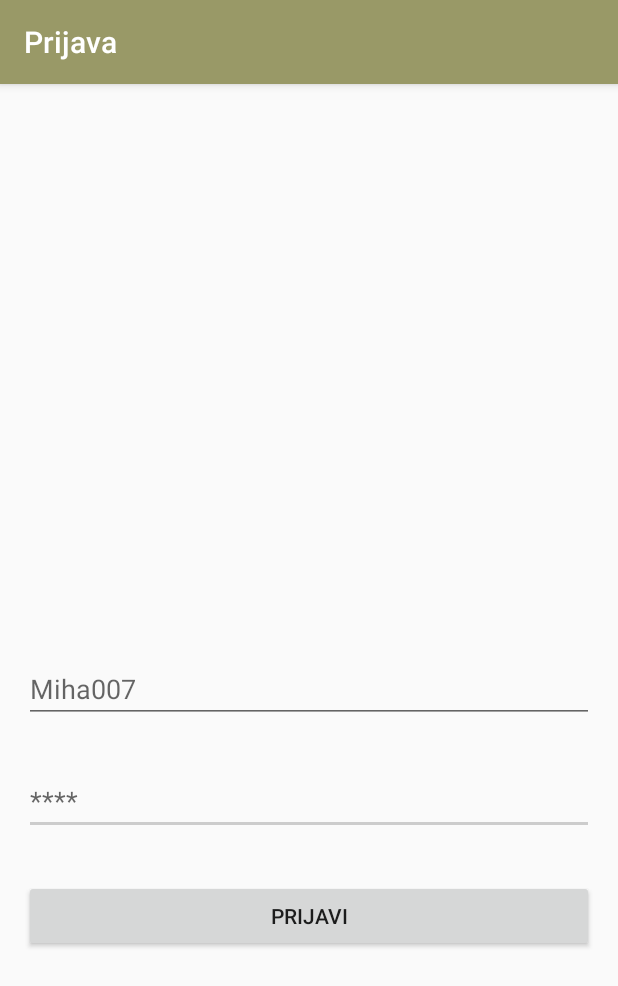
After one commit to Cerozz/Skavt, an Android app: the LoginExperience screen opened directly, with no data from a screen before it, on a phone screen of 412 x 824 dp. The commit adds this screen. Shown: the top 986 px of the screen. Run offline under Robolectric (Android 15) with nearby library versions, the phone set to English and light mode, and no system bars.

Commit message:
Dodal Login, preverja na API za userja,testno-> username: zan , geslo: zan

```diff
--- a/app/src/main/AndroidManifest.xml
+++ b/app/src/main/AndroidManifest.xml
@@ -36,11 +36,16 @@
             android:label="Svetilka" />
         <activity
             android:name=".Experiences"
+            android:parentActivityName="com.example.zoki.skavt.MainActivity"
             android:label="Deli izkušnje" />
         <activity android:name=".ExperienceDetails" >
         </activity>
         <activity android:name=".CreateExperience" >
         </activity>
+        <activity
+            android:name=".LoginExperience"
+            android:label="Prijava"
+            android:noHistory="true"/>
     </application>
 
 </manifest>
--- a/app/src/main/java/com/example/zoki/skavt/ExperienceDetails.java
+++ b/app/src/main/java/com/example/zoki/skavt/ExperienceDetails.java
@@ -104,4 +104,6 @@ public class ExperienceDetails extends AppCompatActivity {
     }
 
 
+
+
 }
--- a/app/src/main/java/com/example/zoki/skavt/MainActivity.java
+++ b/app/src/main/java/com/example/zoki/skavt/MainActivity.java
@@ -37,7 +37,7 @@ public class MainActivity extends AppCompatActivity {
                             Intent start = new Intent(MainActivity.this, Flashlight.class);
                             startActivity(start);
                         } else if (ime.equals("Deli izkušnje")) {
-                            Intent start = new Intent(MainActivity.this, Experiences.class);
+                            Intent start = new Intent(MainActivity.this, LoginExperience.class);
                             startActivity(start);
                         }
                     }
--- /dev/null
+++ b/app/src/main/res/layout/activity_login_experience.xml
@@ -0,0 +1,48 @@
+<?xml version="1.0" encoding="utf-8"?>
+<RelativeLayout xmlns:android="http://schemas.android.com/apk/res/android"
+    xmlns:tools="http://schemas.android.com/tools" android:layout_width="match_parent"
+    android:layout_height="match_parent" android:paddingLeft="@dimen/activity_horizontal_margin"
+    android:paddingRight="@dimen/activity_horizontal_margin"
+    android:paddingTop="@dimen/activity_vertical_margin"
+    android:paddingBottom="@dimen/activity_vertical_margin"
+    tools:context="com.example.zoki.skavt.LoginExperience">
+
+    <Button
+        android:layout_width="match_parent"
+        android:layout_height="wrap_content"
+        android:text="Prijavi"
+        android:id="@+id/btnLogin"
+        android:layout_alignParentBottom="true"
+        android:layout_centerHorizontal="true"
+        android:layout_marginBottom="173dp" />
+
+    <EditText
+        android:layout_width="match_parent"
+        android:layout_height="wrap_content"
+        android:inputType="textPassword"
+        android:ems="10"
+        android:id="@+id/etPassword"
+        android:layout_above="@+id/btnLogin"
+        android:layout_centerHorizontal="true"
+        android:layout_marginBottom="30dp"
+        android:hint="****" />
+
+    <EditText
+        android:layout_width="match_parent"
+        android:layout_height="wrap_content"
+        android:id="@+id/etUsername"
+        android:layout_above="@+id/etPassword"
+        android:layout_marginBottom="29dp"
+        android:layout_alignParentEnd="true"
+        android:hint="Miha007" />
+
+    <TextView
+        android:layout_width="wrap_content"
+        android:layout_height="wrap_content"
+        android:textAppearance="?android:attr/textAppearanceMedium"
+        android:id="@+id/tvInfoLogin"
+        android:layout_marginTop="75dp"
+        android:layout_alignTop="@+id/btnLogin"
+        android:layout_alignParentStart="true" />
+
+</RelativeLayout>
```
Also changed, not shown: app/src/main/java/com/example/zoki/skavt/Experiences.java (+11 -1 lines), app/src/main/java/com/example/zoki/skavt/LoginExperience.java (added, +120 -0 lines), app/src/main/res/layout/activity_experiences.xml (+40 -3 lines), app/src/main/res/values/strings.xml (+14 -0 lines), 1 other file.
